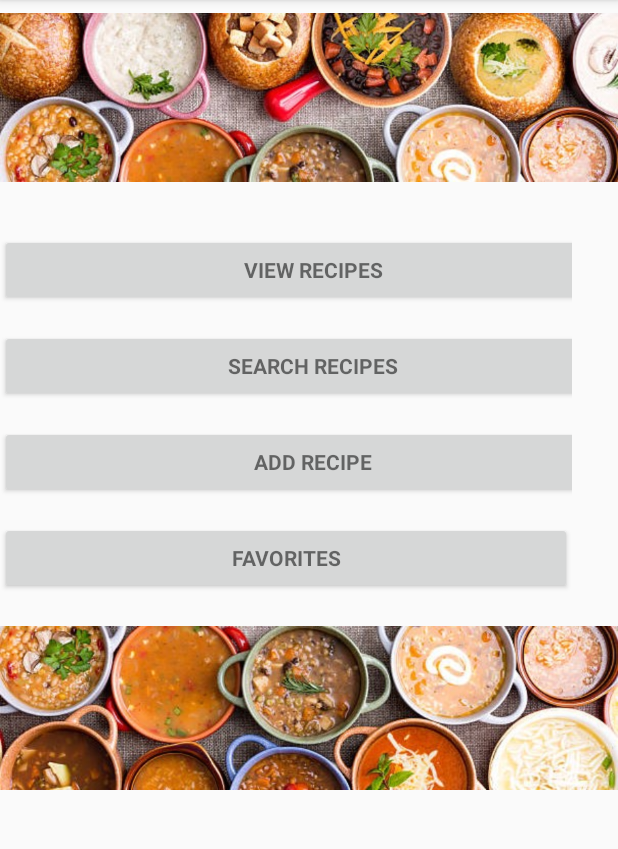
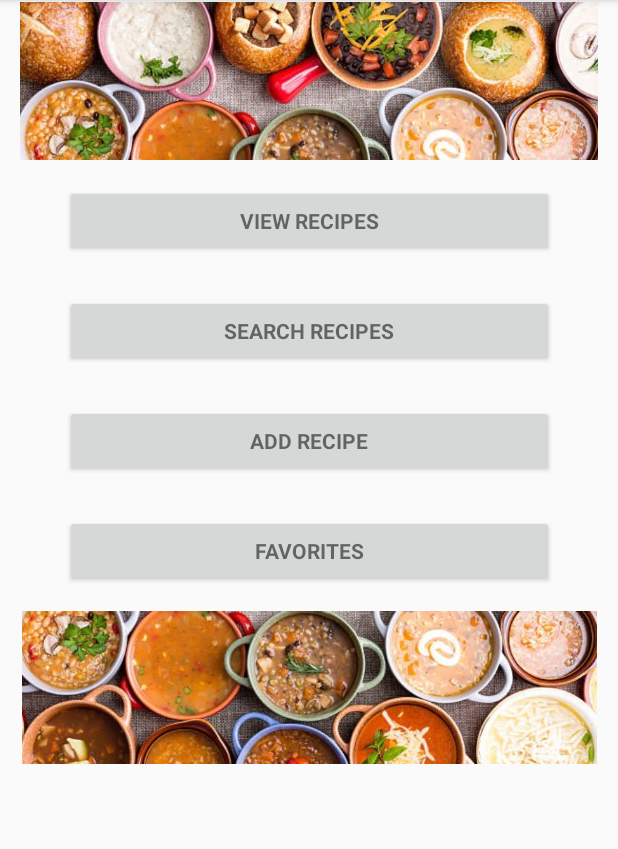
Before and after one commit to floydml1/CS4800-Pantry-Party, an Android app: the MenuActivity screen opened directly, with no data from a screen before it, on a phone screen of 412 x 824 dp, the part 84-933 px from its top. Run offline under Robolectric (Android 15) with nearby library versions, the phone set to English and light mode, and no system bars.

```diff
--- a/app/src/main/res/layout/activity_menu.xml
+++ b/app/src/main/res/layout/activity_menu.xml
@@ -4,94 +4,105 @@
     xmlns:tools="http://schemas.android.com/tools"
     android:layout_width="match_parent"
     android:layout_height="match_parent"
-    tools:context=".MenuActivity">
+    tools:context=".MenuActivity"
+    tools:layout_editor_absoluteY="73dp">
 
-    <LinearLayout
+    <android.support.constraint.ConstraintLayout
 
 
         android:id="@+id/linearLayout"
-        android:layout_width="381dp"
-        android:layout_height="495dp"
-        android:layout_marginTop="140dp"
-        android:layout_marginBottom="130dp"
-        android:orientation="vertical"
-        app:layout_constraintBottom_toBottomOf="parent"
+        android:layout_width="366dp"
+        android:layout_height="0dp"
         app:layout_constraintEnd_toEndOf="parent"
-        app:layout_constraintHorizontal_bias="0.0"
         app:layout_constraintStart_toStartOf="parent"
-        app:layout_constraintTop_toTopOf="parent"
-        app:layout_constraintVertical_bias="0.039">
+        app:layout_constraintTop_toBottomOf="@+id/imageView3">
 
         //view recipes
 
         <Button
             android:id="@+id/view_recipes_button"
             style="?android:textAppearanceSmall"
-            android:layout_width="417dp"
+            android:layout_width="0dp"
             android:layout_height="wrap_content"
-            android:layout_marginTop="16dp"
+            android:layout_marginEnd="20dp"
+            android:layout_marginStart="20dp"
+            android:layout_marginTop="15dp"
             android:text="@string/action_view_recipes"
-            android:textStyle="bold" />
+            android:textStyle="bold"
+            app:layout_constraintEnd_toEndOf="parent"
+            app:layout_constraintHorizontal_bias="0.0"
+            app:layout_constraintStart_toStartOf="parent"
+            app:layout_constraintTop_toTopOf="parent" />
 
         //search recipes
 
         <Button
             android:id="@+id/search_recipes_button"
             style="?android:textAppearanceSmall"
-            android:layout_width="417dp"
+            android:layout_width="0dp"
             android:layout_height="wrap_content"
-            android:layout_marginTop="16dp"
+            android:layout_marginEnd="20dp"
+            android:layout_marginStart="20dp"
+            android:layout_marginTop="25dp"
             android:text="@string/action_search_recipes"
-            android:textStyle="bold" />
+            android:textStyle="bold"
+            app:layout_constraintEnd_toEndOf="parent"
+            app:layout_constraintHorizontal_bias="0.0"
+            app:layout_constraintStart_toStartOf="parent"
+            app:layout_constraintTop_toBottomOf="@+id/view_recipes_button" />
 
         //add recipe
 
         <Button
             android:id="@+id/add_recipe_button"
             style="?android:textAppearanceSmall"
-            android:layout_width="417dp"
+            android:layout_width="0dp"
             android:layout_height="wrap_content"
-            android:layout_marginTop="16dp"
+            android:layout_marginEnd="20dp"
+            android:layout_marginStart="20dp"
+            android:layout_marginTop="25dp"
             android:text="@string/action_add_recipe"
-            android:textStyle="bold" />
+            android:textStyle="bold"
+            app:layout_constraintEnd_toEndOf="parent"
+            app:layout_constraintStart_toStartOf="parent"
+            app:layout_constraintTop_toBottomOf="@+id/search_recipes_button" />
 
         //favorites
 
         <Button
             android:id="@+id/favorites_button"
             style="?android:textAppearanceSmall"
-            android:layout_width="match_parent"
+            android:layout_width="0dp"
             android:layout_height="wrap_content"
-            android:layout_marginTop="16dp"
+            android:layout_marginEnd="20dp"
+            android:layout_marginStart="20dp"
+            android:layout_marginTop="25dp"
             android:text="@string/action_favorites"
-            android:textStyle="bold" />
+            android:textStyle="bold"
+            app:layout_constraintEnd_toEndOf="parent"
+            app:layout_constraintHorizontal_bias="0.0"
+            app:layout_constraintStart_toStartOf="parent"
+            app:layout_constraintTop_toBottomOf="@+id/add_recipe_button" />
 
-    </LinearLayout>
-
-
-    <android.support.constraint.Barrier
-        android:id="@+id/barrier"
-        android:layout_width="wrap_content"
-        android:layout_height="wrap_content"
-        app:barrierDirection="left" />
+    </android.support.constraint.ConstraintLayout>
 
     <ImageView
         android:id="@+id/imageView3"
-        android:layout_width="wrap_content"
-        android:layout_height="130dp"
-        app:srcCompat="@drawable/menu_top"
-        tools:layout_editor_absoluteX="0dp"
-        tools:layout_editor_absoluteY="0dp" />
+        android:layout_width="385dp"
+        android:layout_height="108dp"
+        app:layout_constraintEnd_toEndOf="parent"
+        app:layout_constraintStart_toStartOf="parent"
+        app:layout_constraintTop_toTopOf="parent"
+        app:srcCompat="@drawable/menu_top" />
 
     <ImageView
         android:id="@+id/imageView5"
-        android:layout_width="wrap_content"
-        android:layout_height="wrap_content"
-        android:layout_marginTop="392dp"
+        android:layout_width="383dp"
+        android:layout_height="103dp"
+        android:layout_marginTop="15dp"
         app:layout_constraintEnd_toEndOf="parent"
-        app:layout_constraintHorizontal_bias="0.0"
         app:layout_constraintStart_toStartOf="parent"
-        app:layout_constraintTop_toTopOf="parent"
+        app:layout_constraintTop_toBottomOf="@+id/linearLayout"
         app:srcCompat="@drawable/menu_bottom" />
 
 
```
Also changed, not shown: app/src/main/java/com/bignerdranch/android/pantryparty/SearchRecipeListActivity.java (+53 -13 lines), 729 other files.
